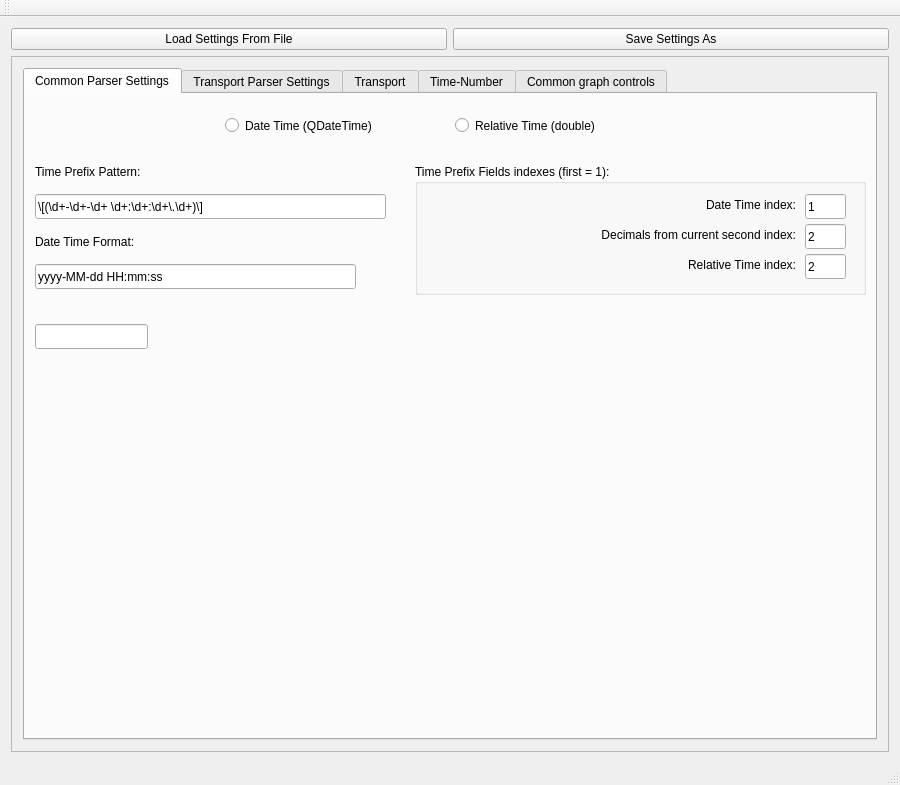
dcentelles/comms_log_parser, file src/gui/mainwindow.ui: the form before one commit.
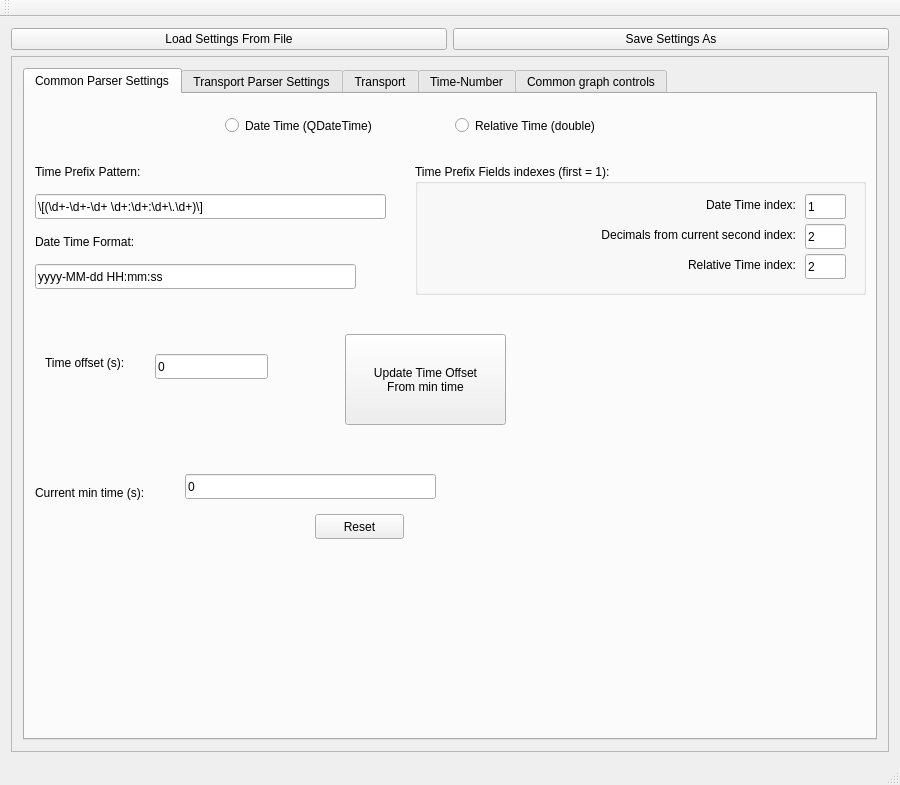
The form after the commit. The open tabs and pages were chosen to show the change.

Commit message: current state

What changed in the file:
```diff
--- a/src/gui/mainwindow.ui
+++ b/src/gui/mainwindow.ui
@@ -268,11 +268,83 @@
            <widget class="QLineEdit" name="timeOffseLineEdit">
             <property name="geometry">
              <rect>
-              <x>10</x>
-              <y>230</y>
+              <x>130</x>
+              <y>260</y>
               <width>113</width>
               <height>25</height>
              </rect>
+            </property>
+            <property name="text">
+             <string>0</string>
+            </property>
+           </widget>
+           <widget class="QLabel" name="label_34">
+            <property name="geometry">
+             <rect>
+              <x>20</x>
+              <y>260</y>
+              <width>111</width>
+              <height>17</height>
+             </rect>
+            </property>
+            <property name="text">
+             <string>Time offset (s):</string>
+            </property>
+           </widget>
+           <widget class="QLabel" name="label_35">
+            <property name="geometry">
+             <rect>
+              <x>10</x>
+              <y>390</y>
+              <width>151</width>
+              <height>17</height>
+             </rect>
+            </property>
+            <property name="text">
+             <string>Current min time (s):</string>
+            </property>
+           </widget>
+           <widget class="QLineEdit" name="minTimeLineEdit">
+            <property name="geometry">
+             <rect>
+              <x>160</x>
+              <y>380</y>
+              <width>251</width>
+              <height>25</height>
+             </rect>
+            </property>
+            <property name="text">
+             <string>0</string>
+            </property>
+            <property name="readOnly">
+             <bool>true</bool>
+            </property>
+           </widget>
+           <widget class="QToolButton" name="toolButton_2">
+            <property name="geometry">
+             <rect>
+              <x>320</x>
+              <y>240</y>
+              <width>161</width>
+              <height>91</height>
+             </rect>
+            </property>
+            <property name="text">
+             <string>Update Time Offset
+From min time</string>
+            </property>
+           </widget>
+           <widget class="QPushButton" name="pushButton">
+            <property name="geometry">
+             <rect>
+              <x>290</x>
+              <y>420</y>
+              <width>89</width>
+              <height>25</height>
+             </rect>
+            </property>
+            <property name="text">
+             <string>Reset</string>
             </property>
            </widget>
           </widget>
```
Left out of the diff: 2 changed lines with no effect on the pictures. The commit also changes 4 other files.
